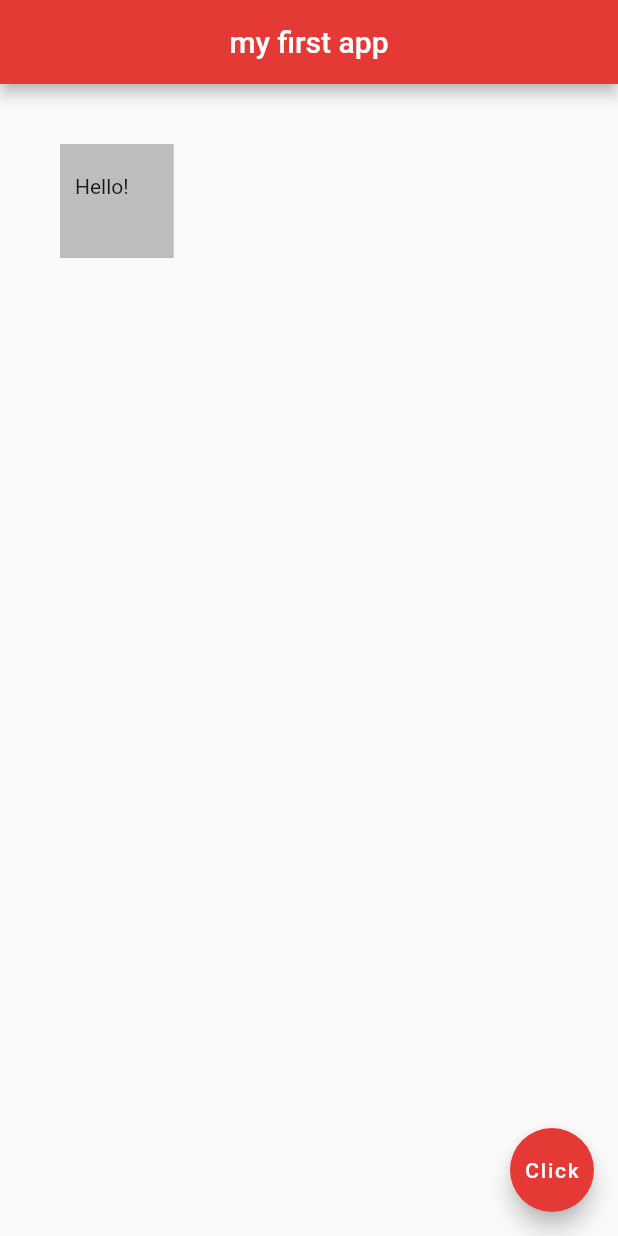
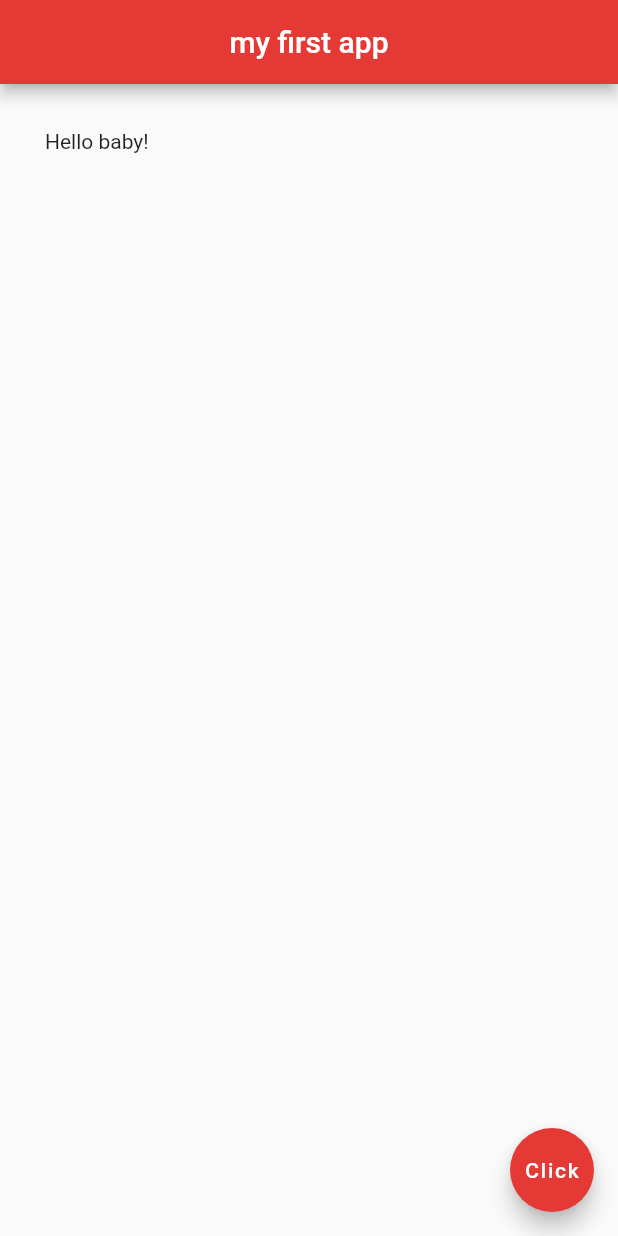
Before and after one commit to SimonB87/flutter-app, a Flutter app: the screen it shows after launch, on a phone screen of 412 x 824 dp. Run offline on Flutter 3.47's test engine with Material 2 defaults, Android fonts, the phone set to English and light mode, and no system bars.

Commit message:
using padding widget

```diff
--- a/lib/main.dart
+++ b/lib/main.dart
@@ -14,11 +14,9 @@ class Home extends StatelessWidget {
         centerTitle: true,
         backgroundColor: Colors.red[600],
       ),
-      body: Container(
-        padding: EdgeInsets.fromLTRB(10.0, 20.0, 30.0, 40.0),
-        margin: EdgeInsets.all(40.0),
-        color: Colors.grey[400],
-        child: Text("Hello!"),
+      body: Padding(
+        padding: EdgeInsets.all(30),
+        child: Text("Hello baby!"),
       ),
       floatingActionButton: FloatingActionButton(
         onPressed: () {},
```
